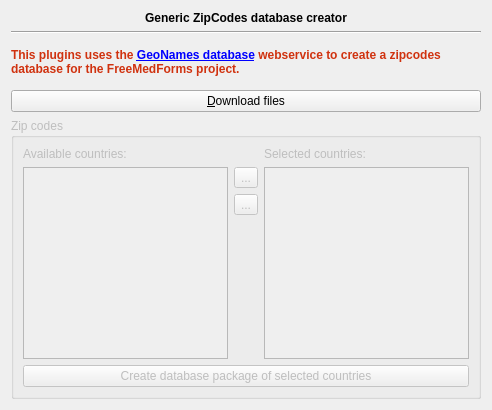
The window that freetoolbox/plugins/zipcodes/genericzipcodeswidget.ui (FreeHealth/freehealth) describes before a commit, drawn with Qt 5.
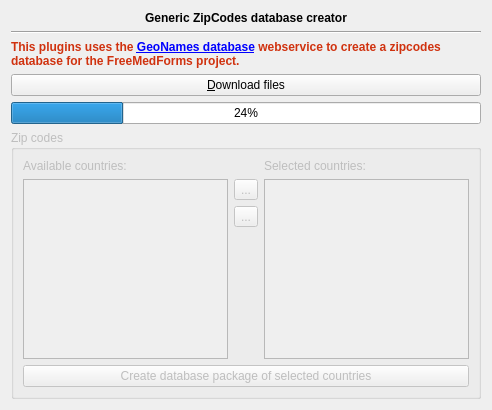
The same window after the commit.

Commit message: improving pimpl, download the zipped dump / unzip, ui management

Patch:
```diff
--- a/freetoolbox/plugins/zipcodes/genericzipcodeswidget.ui
+++ b/freetoolbox/plugins/zipcodes/genericzipcodeswidget.ui
@@ -81,6 +81,13 @@
      </property>
     </widget>
    </item>
+   <item>
+    <widget class="QProgressBar" name="progressBar">
+     <property name="value">
+      <number>24</number>
+     </property>
+    </widget>
+   </item>
    <item>
     <widget class="QGroupBox" name="localeDataGroupBox">
      <property name="enabled">
```
Left out of the diff: 48 changed lines with no effect on the pictures. The commit also changes 3 other files.
